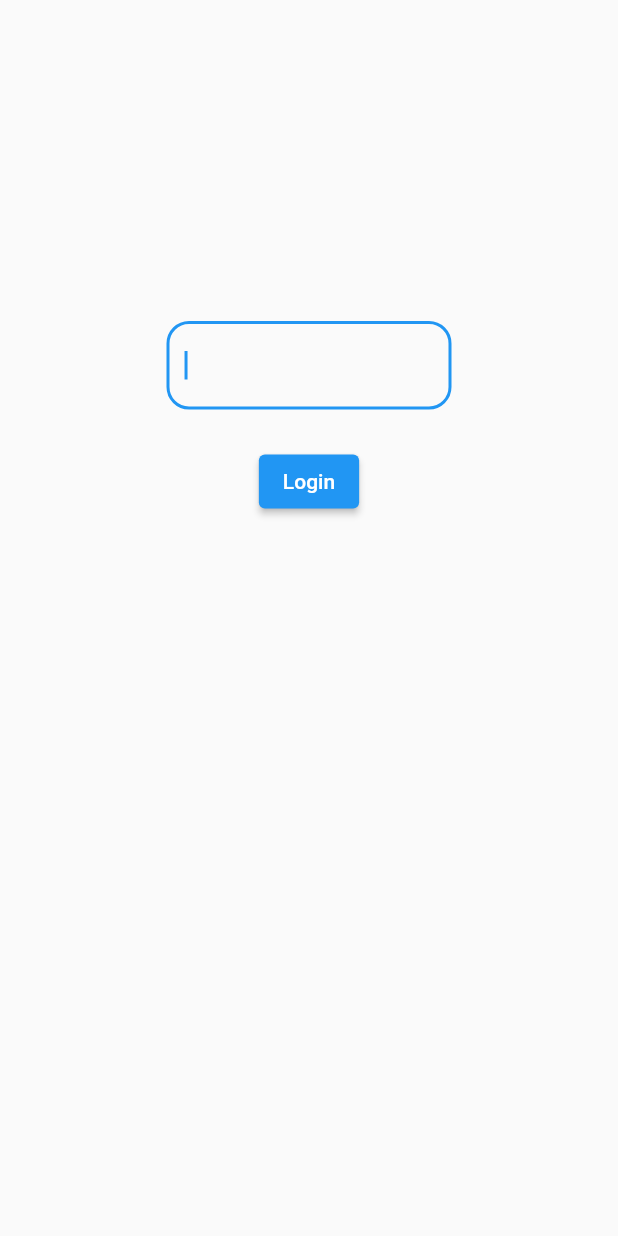
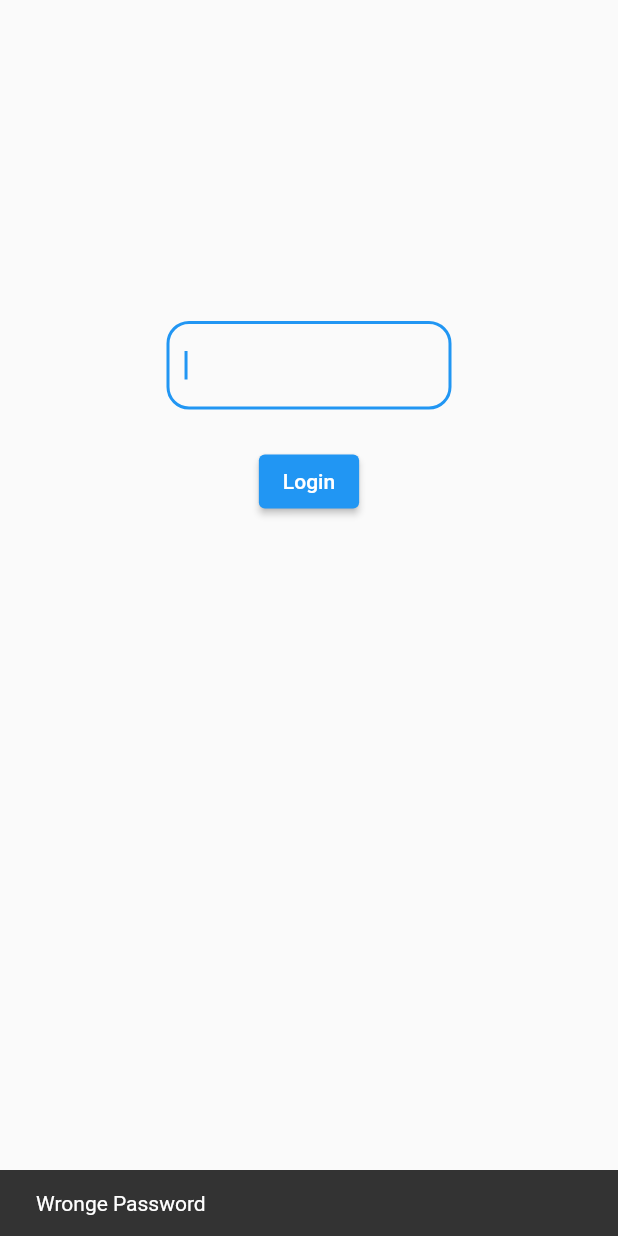
Before and after one commit to aymanElshayeb/singleMachineCashierUI, a Flutter app: the LoginBuilder screen opened directly, after a tap on "Login", on a phone screen of 412 x 824 dp. Run offline on Flutter 3.47's test engine with Material 2 defaults, Android fonts, the light colour scheme and no system bars; our stand-ins replace bloc, dartz, equatable, flutter_bloc, get_it, internet_connection_checker and 1 more; missing offline and left inert: virtual_keyboard_multi_language; accounts and stored records are empty.

Commit message:
login success

```diff
--- a/single_machine_cashier_ui/lib/features/pos/data/datasources/user_local_data_source.dart
+++ b/single_machine_cashier_ui/lib/features/pos/data/datasources/user_local_data_source.dart
@@ -19,12 +19,25 @@ class UserLocalDataSourceImpl implements UserLocalDataSource {
 
   @override
   Future<List<UserModel>> getUsers() {
-    final jsonString = sharedPreferences.getString(CACHED_USERS);
+    // final jsonString = sharedPreferences.getString(CACHED_USERS);
+    final jsonString =[
+      {
+        "userName": "nabil",
+        "id": 1,
+        "role": "ADMIN",
+        "password": "poiuytrewq"
+      },
+      {
+        "userName": "yasser",
+        "id": 2,
+        "role": "Cashier",
+        "password": "qwertyuiop"
+      }
+    ];
 
     if (jsonString != null) {
-      final List<Map<String, dynamic>> jsonMap = json.decode(jsonString);
-      List<UserModel> users;
-
+      final List<Map<String, dynamic>> jsonMap = jsonString;
+      List<UserModel> users=[];
       for (var user in jsonMap) {
         users.add(UserModel.fromJson(user));
       }
--- a/single_machine_cashier_ui/lib/features/pos/data/models/user_model.dart
+++ b/single_machine_cashier_ui/lib/features/pos/data/models/user_model.dart
@@ -11,7 +11,7 @@ class UserModel extends User {
   }) : super(userName: userName, id: id,role: role,password:password);
 
   factory UserModel.fromJson(Map<String, dynamic> jsonMap) {
-    return UserModel(userName: jsonMap['userName'], id: jsonMap['id'],role:jsonMap['role'], password: jsonMap['jsonMap']);
+    return UserModel(userName: jsonMap['userName'], id: jsonMap['id'],role:jsonMap['role'], password: jsonMap['password']);
   }
   Map<String, dynamic> toJson() {
     return {
--- a/single_machine_cashier_ui/lib/features/pos/presentation/widgets/login.dart
+++ b/single_machine_cashier_ui/lib/features/pos/presentation/widgets/login.dart
@@ -1,5 +1,12 @@
 import 'package:flutter/material.dart';
+import 'package:shared_preferences/shared_preferences.dart';
+import 'package:single_machine_cashier_ui/features/pos/presentation/pages/menu.dart';
 import 'package:virtual_keyboard_multi_language/virtual_keyboard_multi_language.dart';
+import '../../../../core/network/network_info.dart';
+import '../../../../injection_container.dart';
+import '../../data/datasources/user_local_data_source.dart';
+import '../../data/repositories/user_repository_impl.dart';
+import '../../domain/usecases/authenticate_user.dart';
 
 class Login extends StatefulWidget {
   const Login();
@@ -56,7 +63,25 @@ class _Login extends State<Login> {
                             padding: const EdgeInsets.symmetric(vertical: 16.0),
                             child: Center(
                               child: ElevatedButton(
-                                onPressed: () {},
+                                onPressed: () async {
+                                  //  dispatchAuth();
+
+                                  final auth=sl<AuthenticateUser>();
+                                  // AuthenticateUser(UserRepositoryImpl(
+                                  //   localDataSource: UserLocalDataSourceImpl(sharedPreferences: await SharedPreferences.getInstance()),
+                                  //   networkInfo: NetworkInfoImpl(),
+                                  // ),);
+                                  final failureOrUser = await auth.authenticate(
+                                    txt.text
+                                  );
+                                  failureOrUser.fold( (failure) => ScaffoldMessenger.of(context).showSnackBar(const SnackBar(content: Text("Wronge Password")))
+                                    ,(user) => Navigator.push(
+                                      context,
+                                      MaterialPageRoute(builder: (context) => const MyHomePage()),
+                                    ),
+                                  );
+                                  txt.clear();
+                                },
                                 child: const Text(
                                   'Login',
                                   style: TextStyle(color: Colors.white),
@@ -83,7 +108,7 @@ class _Login extends State<Login> {
           height: 300,
           //width: 500,
           textColor: Colors.white,
-          textController: _controllerText,
+          textController: txt,
           //customLayoutKeys: _customLayoutKeys,
           defaultLayouts: const [VirtualKeyboardDefaultLayouts.English],
           //reverseLayout :true,
@@ -125,11 +150,12 @@ class _Login extends State<Login> {
     setState(() {});
   }
 
-  Padding userInput(String label, bool password) {
+  Padding userInput(String label, bool password,) {
     return Padding(
       padding: const EdgeInsets.all(8.0),
       child: TextFormField(
         autofocus: true,
+        controller: txt,
         obscureText: password,
         decoration: InputDecoration(
           border: OutlineInputBorder(borderRadius: BorderRadius.circular(15)),
@@ -145,7 +171,7 @@ class _Login extends State<Login> {
             showKeyboard = true;
           });
         },
-        onFieldSubmitted: (_) {
+        onFieldSubmitted: (_)  {
           //  dispatchAuth();
         },
         validator: (value) {
--- a/single_machine_cashier_ui/lib/fixtures/fixture_reader.dart
+++ b/single_machine_cashier_ui/lib/fixtures/fixture_reader.dart
@@ -1,3 +1,7 @@
 import 'dart:io';
+// import 'dart:convert';
+//
+// import 'package:flutter/services.dart';
 
-String fixture(String name) => File('lib/fixtures/$name').readAsStringSync();
+String fixture(String name) => File('lib/fixtures/$name').toString();
+// Future<String> fixture(String name) async => await rootBundle.loadString('lib/fixtures/$name');
--- a/single_machine_cashier_ui/lib/main.dart
+++ b/single_machine_cashier_ui/lib/main.dart
@@ -20,7 +20,7 @@ class MyApp extends StatelessWidget {
       theme: ThemeData(
         primarySwatch: Colors.blue,
       ),
-      home:  MyHomePage(),
+      home:  LoginBuilder(),
     );
   }
 }
```
